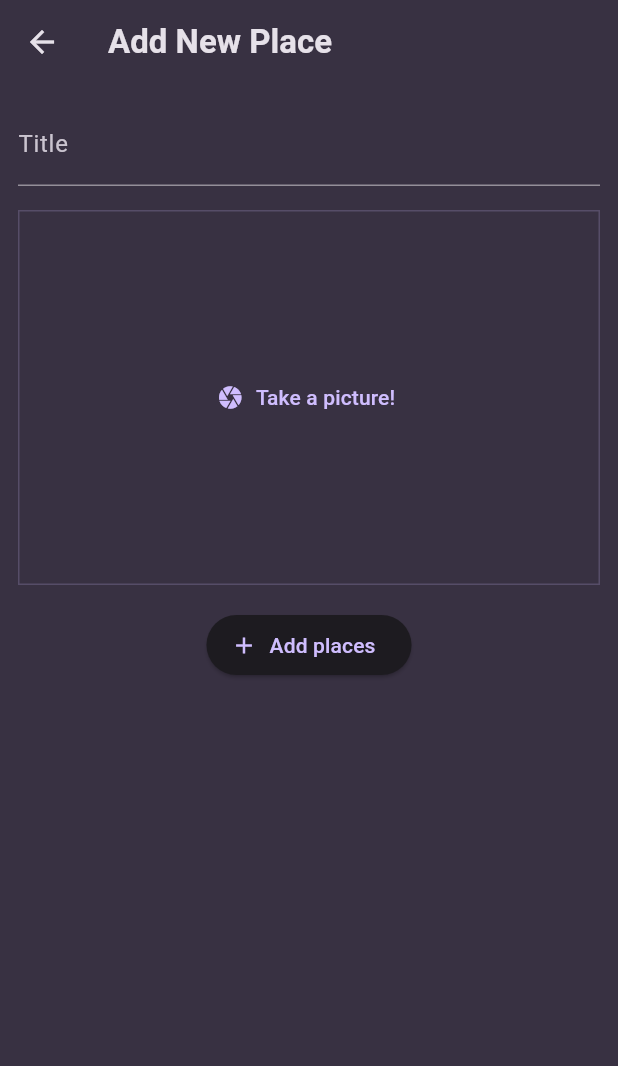
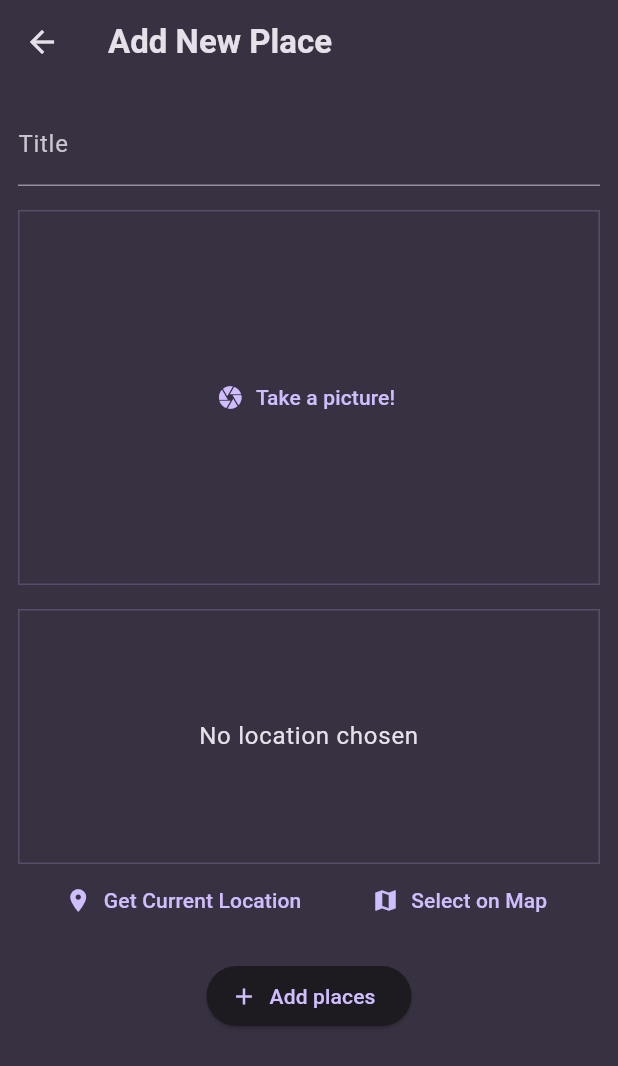
Before and after one commit to omarbabou/favorite_places, a Flutter app: the AddPlaceScreen screen opened directly, after a tap on "Take a picture!", on a phone screen of 412 x 824 dp. Shown: the top 1066 px of the screen. Run offline on Flutter 3.47's test engine with Material 3 defaults, Android fonts, the phone set to English and light mode, and no system bars; our stand-ins replace flutter_riverpod, google_fonts, image_picker, location.

Commit message:
Implementing location functionalities

```diff
--- a/lib/models/place.dart
+++ b/lib/models/place.dart
@@ -1,11 +1,14 @@
+import 'dart:io';
+
 import 'package:uuid/uuid.dart';
 
 const uuid = Uuid();
 
 class Place {
-  Place({required this.title}) : id = uuid.v4();
+  Place({required this.title, required this.image}) : id = uuid.v4();
 
   final String id;
   final String title;
+  final File image;
 
 }
--- a/lib/providers/user_places.dart
+++ b/lib/providers/user_places.dart
@@ -1,3 +1,5 @@
+import 'dart:io';
+
 import 'package:flutter_riverpod/flutter_riverpod.dart';
 
 import 'package:favorite_places/models/place.dart';
@@ -5,8 +7,8 @@ import 'package:favorite_places/models/place.dart';
 class UserPlacesNotifier extends StateNotifier<List<Place>> {
   UserPlacesNotifier() : super(const []);
 
-  void addPlace(String title) {
-    final newPlace = Place(title: title);
+  void addPlace(String title, File image) {
+    final newPlace = Place(title: title, image: image);
     state = [newPlace, ...state];
   }
 }
--- a/lib/screens/add_place.dart
+++ b/lib/screens/add_place.dart
@@ -1,4 +1,7 @@
+import 'dart:io';
+
 import 'package:favorite_places/widgets/image_input.dart';
+import 'package:favorite_places/widgets/location_input.dart';
 import 'package:flutter/material.dart';
 import 'package:flutter_riverpod/flutter_riverpod.dart';
 
@@ -15,15 +18,19 @@ class AddPlaceScreen extends ConsumerStatefulWidget {
 
 class _AddPlacesScreenState extends ConsumerState<AddPlaceScreen> {
   final _titleController = TextEditingController();
+  File? _selectedImage;
 
   void _savePlace() {
     final enteredTitle = _titleController.text;
 
-    if(enteredTitle.isEmpty) {
+    if (enteredTitle.isEmpty || _selectedImage == null) {
       return;
     }
 
-    ref.read(userPlacesProvider.notifier).addPlace(enteredTitle);
+    ref.read(userPlacesProvider.notifier).addPlace(
+          enteredTitle,
+          _selectedImage!,
+        );
 
     Navigator.of(context).pop();
   }
@@ -57,7 +64,15 @@ class _AddPlacesScreenState extends ConsumerState<AddPlaceScreen> {
             const SizedBox(
               height: 16,
             ),
-            ImageInput(),
+            ImageInput(
+              onPickImage: (image) {
+                _selectedImage = image;
+              },
+            ),
+             const SizedBox(
+              height: 16,
+            ),
+            LocationInput(),
             const SizedBox(
               height: 16,
             ),
--- a/lib/widgets/image_input.dart
+++ b/lib/widgets/image_input.dart
@@ -1,7 +1,12 @@
+import 'dart:io';
+
 import 'package:flutter/material.dart';
+import 'package:image_picker/image_picker.dart';
 
 class ImageInput extends StatefulWidget {
-  const ImageInput({super.key});
+  const ImageInput({super.key, required this.onPickImage});
+
+  final void Function(File image) onPickImage;
 
   @override
   State<ImageInput> createState() {
@@ -10,8 +15,46 @@ class ImageInput extends StatefulWidget {
 }
 
 class _ImageInputState extends State<ImageInput> {
+  File? _selectedImage;
+
+  void _takePicture() async {
+    final imagePicker = ImagePicker();
+    final pickedImage = await imagePicker.pickImage(
+      source: ImageSource.camera,
+      maxWidth: 600,
+    );
+
+    if (pickedImage == null) {
+      return;
+    }
+
+    setState(() {
+      _selectedImage = File(pickedImage.path);
+    });
+
+    widget.onPickImage(_selectedImage!);
+  }
+
   @override
   Widget build(BuildContext context) {
+    Widget content = TextButton.icon(
+      icon: const Icon(Icons.camera),
+      onPressed: _takePicture,
+      label: const Text('Take a picture!'),
+    );
+
+    if (_selectedImage != null) {
+      content = GestureDetector(
+        onTap: _takePicture,
+        child: Image.file(
+          _selectedImage!,
+          fit: BoxFit.cover,
+          width: double.infinity,
+          height: double.infinity,
+        ),
+      );
+    }
+
     return Container(
       decoration: BoxDecoration(
         border: Border.all(
@@ -22,11 +65,7 @@ class _ImageInputState extends State<ImageInput> {
       height: 250,
       width: double.infinity,
       alignment: Alignment.center,
-      child: TextButton.icon(
-        icon: const Icon(Icons.camera),
-        onPressed: () {},
-        label: const Text('Take a picture!'),
-      ),
+      child: content,
     );
   }
 }
--- /dev/null
+++ b/lib/widgets/location_input.dart
@@ -0,0 +1,104 @@
+import 'package:flutter/material.dart';
+import 'package:location/location.dart';
+import 'package:http/http.dart' as http;
+
+class LocationInput extends StatefulWidget {
+  const LocationInput({super.key});
+
+  @override
+  State<LocationInput> createState() {
+    return _LocationInputState();
+  }
+}
+
+class _LocationInputState extends State<LocationInput> {
+  Location? _pickedLocation;
+  var _isGettingLocation = false;
+
+  void _getCurrentLocation () async {
+    Location location = Location();
+
+    bool serviceEnabled;
+    PermissionStatus permissionGranted;
+    LocationData locationData;
+
+    serviceEnabled = await location.serviceEnabled();
+    if (!serviceEnabled) {
+      serviceEnabled = await location.requestService();
+      if (!serviceEnabled) {
+        return;
+      }
+    }
+
+    permissionGranted = await location.hasPermission();
+    if (permissionGranted == PermissionStatus.denied) {
+      permissionGranted = await location.requestPermission();
+      if (permissionGranted != PermissionStatus.granted) {
+        return;
+      }
+    }
+
+    setState(() {
+      _isGettingLocation = true;
+    });
+
+    locationData = await location.getLocation();
+    final lat = locationData.latitude;
+    final lng = locationData.longitude;
+
+    final url =Uri.parse('https://maps.googleapis.com/maps/api/geocode/json?latlng=$lat,$lng&key=YOUR_API_KEY');
+
+    setState(() {
+      _isGettingLocation = false;
+    });
+
+
+    }
+
+  @override
+  Widget build(BuildContext context) {
+    Widget previewContent = Text(
+            'No location chosen',
+            textAlign: TextAlign.center,
+            style: Theme.of(context).textTheme.bodyLarge!.copyWith(
+              color: Theme.of(context).colorScheme.onSurface
+            ),
+          );
+
+      if (_isGettingLocation) {
+        previewContent = const CircularProgressIndicator();
+      }
+
+    return Column(
+      children: [
+        Container(
+          height: 170,
+          alignment: Alignment.center,
+          width: double.infinity,
+          decoration: BoxDecoration(
+            border: Border.all(
+              width: 1,
+              color: Theme.of(context).colorScheme.primary.withOpacity(0.2),
+            ),
+          ),
+          child: previewContent,
+        ),
+        Row(
+          mainAxisAlignment: MainAxisAlignment.spaceEvenly,
+          children: [
+            TextButton.icon(
+              onPressed: _getCurrentLocation,
+              label: const Text('Get Current Location'),
+              icon: const Icon(Icons.location_on),
+            ),
+            TextButton.icon(
+              onPressed: () {},
+              label: const Text('Select on Map'),
+              icon: const Icon(Icons.map),
+            ),
+          ],
+        ),
+      ],
+    );
+  }
+}
--- a/lib/widgets/places_list.dart
+++ b/lib/widgets/places_list.dart
@@ -27,6 +27,10 @@ class PlacesList extends StatelessWidget {
     return ListView.builder(
       itemCount: places.length,
       itemBuilder: (ctx, index) => ListTile(
+        leading: CircleAvatar(
+          radius: 26,
+          backgroundImage: FileImage(places[index].image),
+        ),
         title: Text(
           places[index].title,
           style: Theme.of(context).textTheme.titleMedium!.copyWith(
--- a/pubspec.yaml
+++ b/pubspec.yaml
@@ -38,6 +38,9 @@ dependencies:
   google_fonts: ^6.2.1
   uuid: ^4.5.1
   flutter_riverpod: ^2.5.1
+  image_picker: ^1.1.2
+  location: ^6.0.2
+  http: ^1.2.2
 
 dev_dependencies:
   flutter_test:
```
Also changed, not shown: lib/screens/place_detail.dart (+9 -7 lines), lib/screens/places.dart (+5 -2 lines), pubspec.lock, 6 other files.
